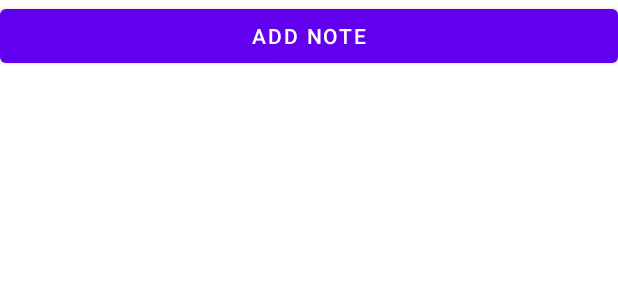
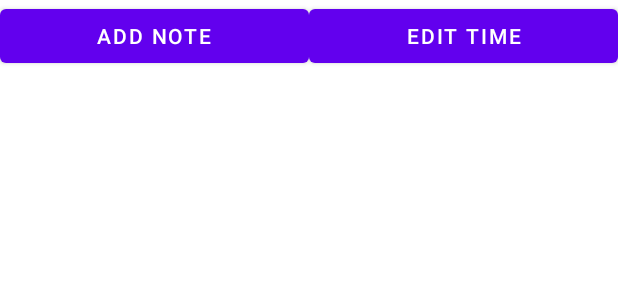
Before and after one commit to StepanAlexandrovich/Notes, an Android app: the layout fragment_notes.xml on its own in the app's theme, with its tools: preview values and no code run, on a phone screen of 412 x 824 dp. Shown: the top 300 px of the screen. Run offline under Robolectric (Android 15) with nearby library versions, the light colour scheme and no system bars.

Commit message:
lesson_6_7

```diff
--- a/app/src/main/java/java/android/notes/NoteFragment.java
+++ b/app/src/main/java/java/android/notes/NoteFragment.java
@@ -51,9 +51,7 @@ public class NoteFragment extends Fragment implements View.OnClickListener,Const
                 writeNote(note);
 
                 if(note.ready()){
-                    if(mainActivity.mode == Mode.addNote){
-                        notes.addNote(note);
-                    }
+                    if(mainActivity.mode == Mode.addNote){ notes.addNote(note); }
                     mainActivity.createNotesFragment();
                 }else{
                     Toast.makeText(getContext(), "FILL NOTES'NAME", Toast.LENGTH_SHORT).show();
@@ -71,7 +69,7 @@ public class NoteFragment extends Fragment implements View.OnClickListener,Const
         note.setHeadline(editTextHeadLine.getText().toString());
         note.setDescription(editTextDescription.getText().toString());
         note.setBody(editTextBody.getText().toString());
-        note.setDate(Time.getDate().toString());
+        note.setDate(Time.getDateYMD());
     }
 
 }
--- a/app/src/main/res/layout/fragment_notes.xml
+++ b/app/src/main/res/layout/fragment_notes.xml
@@ -4,9 +4,24 @@
     android:layout_width="match_parent"
     android:layout_height="match_parent">
 
-    <Button
-        android:id="@+id/buttonAddNote"
+    <LinearLayout
         android:layout_width="match_parent"
         android:layout_height="wrap_content"
-        android:text="@string/add_note" />
+        android:orientation="horizontal">
+
+        <Button
+            android:id="@+id/buttonAddNote"
+            android:layout_width="0dp"
+            android:layout_weight="1"
+            android:layout_height="wrap_content"
+            android:text="@string/add_note" />
+
+        <Button
+            android:id="@+id/buttonEditText"
+            android:layout_width="0dp"
+            android:layout_weight="1"
+            android:layout_height="wrap_content"
+            android:text="@string/edit_time" />
+    </LinearLayout>
+
 </LinearLayout>
--- /dev/null
+++ b/app/src/main/res/values/dimens.xml
@@ -0,0 +1,4 @@
+<?xml version="1.0" encoding="utf-8"?>
+<resources>
+    <dimen name="textSizeDate">20dp</dimen>
+</resources>
--- a/app/src/main/res/values/strings.xml
+++ b/app/src/main/res/values/strings.xml
@@ -7,4 +7,7 @@
     <string name="body">body</string>
     <string name="save">save</string>
     <string name="cancel">cancel</string>
+    <string name="edit_time">edit time</string>
+    <string name="edit_date">edit date</string>
+
 </resources>
```
Also changed, not shown: app/src/main/java/java/android/notes/CalendarFragment.java (added, +61 -0 lines), app/src/main/java/java/android/notes/MainActivity.java (+5 -3 lines), app/src/main/java/java/android/notes/NotesFragment.java (+16 -9 lines), app/src/main/java/java/android/notes/Time.java (+16 -2 lines), app/src/main/res/layout/fragment_calendar.xml (added, +20 -0 lines).
